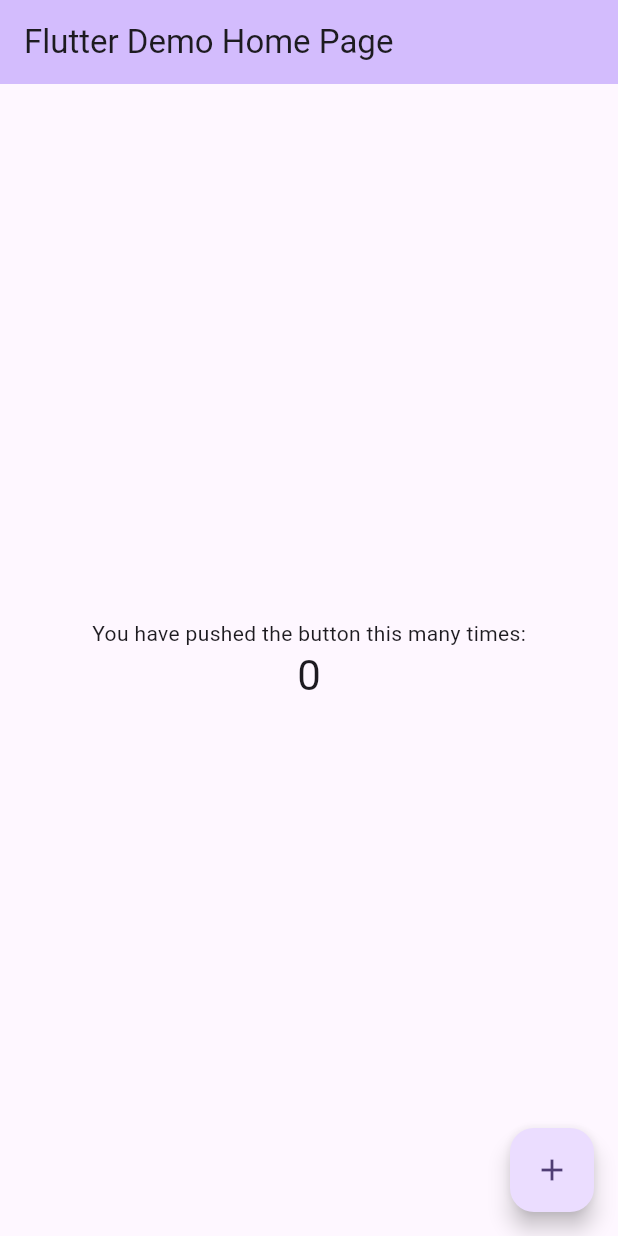
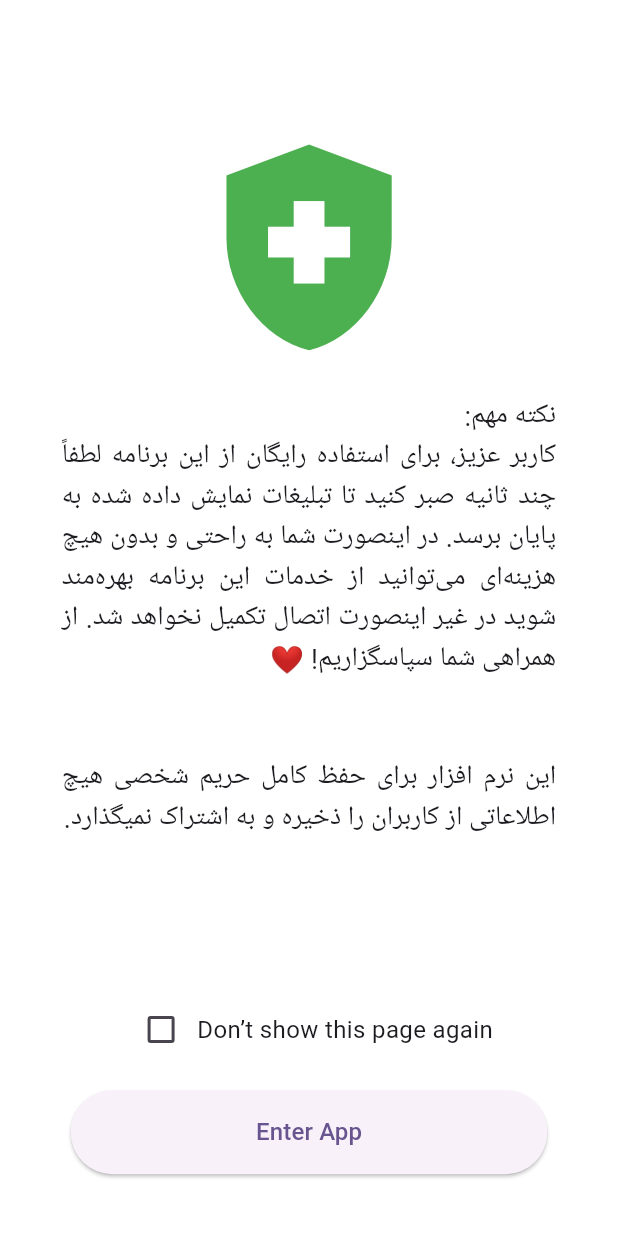
Before and after one commit to EltayVPN/my_doctor, a Flutter app: the screen it shows after launch, on a phone screen of 412 x 824 dp. Run offline on Flutter 3.47's test engine with Material 3 defaults, Android fonts, the phone set to English and light mode, and no system bars; our stand-ins replace get, shared_preferences.

Commit message:
splash done 2025-01-16

```diff
--- a/lib/main.dart
+++ b/lib/main.dart
@@ -1,4 +1,6 @@
 import 'package:flutter/material.dart';
+import 'package:get/get.dart';
+import 'package:my_doctor/screens/splash_screen.dart';
 
 void main() {
   runApp(const MyApp());
@@ -10,28 +12,14 @@
   // This widget is the root of your application.
   @override
   Widget build(BuildContext context) {
-    return MaterialApp(
-      title: 'Flutter Demo',
+    return GetMaterialApp(
+      title: 'My Doctor',
       theme: ThemeData(
-        // This is the theme of your application.
-        //
-        // TRY THIS: Try running your application with "flutter run". You'll see
-        // the application has a purple toolbar. Then, without quitting the app,
-        // try changing the seedColor in the colorScheme below to Colors.green
-        // and then invoke "hot reload" (save your changes or press the "hot
-        // reload" button in a Flutter-supported IDE, or press "r" if you used
-        // the command line to start the app).
-        //
-        // Notice that the counter didn't reset back to zero; the application
-        // state is not lost during the reload. To reset the state, use hot
-        // restart instead.
-        //
-        // This works for code too, not just values: Most code changes can be
-        // tested with just a hot reload.
         colorScheme: ColorScheme.fromSeed(seedColor: Colors.deepPurple),
         useMaterial3: true,
       ),
-      home: const MyHomePage(title: 'Flutter Demo Home Page'),
+      home: const SplashScreen(),
+      debugShowCheckedModeBanner: false, // Disable the debug banner
     );
   }
 }
@@ -42,11 +30,6 @@
   // This widget is the home page of your application. It is stateful, meaning
   // that it has a State object (defined below) that contains fields that affect
   // how it looks.
-
-  // This class is the configuration for the state. It holds the values (in this
-  // case the title) provided by the parent (in this case the App widget) and
-  // used by the build method of the State. Fields in a Widget subclass are
-  // always marked "final".
 
   final String title;
 
@@ -72,10 +55,7 @@
   Widget build(BuildContext context) {
     // This method is rerun every time setState is called, for instance as done
     // by the _incrementCounter method above.
-    //
-    // The Flutter framework has been optimized to make rerunning build methods
-    // fast, so that you can just rebuild anything that needs updating rather
-    // than having to individually change instances of widgets.
+
     return Scaffold(
       appBar: AppBar(
         // TRY THIS: Try changing the color here to a specific color (to
--- /dev/null
+++ b/lib/screens/splash_screen.dart
@@ -0,0 +1,136 @@
+import 'package:flutter/material.dart';
+import 'package:flutter/services.dart';
+import 'package:get/route_manager.dart';
+import 'package:shared_preferences/shared_preferences.dart';
+import 'home_screen.dart';
+
+class SplashScreen extends StatefulWidget {
+  const SplashScreen({super.key});
+
+  @override
+  State<SplashScreen> createState() => _SplashScreenState();
+}
+
+class _SplashScreenState extends State<SplashScreen> {
+  bool _dontShowAgain = false; // Checkbox state
+
+  @override
+  void initState() {
+    super.initState();
+    _checkPreference(); // Check saved preference on startup
+  }
+
+  Future<void> _checkPreference() async {
+    SharedPreferences prefs = await SharedPreferences.getInstance();
+    bool dontShowAgain = prefs.getBool('dontShowSplash') ?? false;
+    if (dontShowAgain) {
+      _navigateToHome(); // Automatically navigate if preference is set
+    }
+  }
+
+  Future<void> _savePreferenceAndNavigate() async {
+    if (_dontShowAgain) {
+      // Save user preference to not show the splash screen again
+      SharedPreferences prefs = await SharedPreferences.getInstance();
+      await prefs.setBool('dontShowSplash', true);
+    }
+    _navigateToHome();
+  }
+
+  void _navigateToHome() {
+    // Enable full-screen UI mode
+    SystemChrome.setEnabledSystemUIMode(SystemUiMode.edgeToEdge);
+    // Navigate to the HomeScreen
+    Get.off(() => const HomeScreen());
+  }
+
+  @override
+  Widget build(BuildContext context) {
+    final mq = MediaQuery.of(context).size; // MediaQuery for responsive design
+
+    return Scaffold(
+      backgroundColor: Colors.white,
+      body: Stack(
+        children: [
+          // Main content: Icon and text
+          Positioned(
+            left: mq.width * 0.1,
+            top: mq.height * 0.1,
+            width: mq.width * 0.8,
+            child: Column(
+              children: [
+                Icon(
+                  Icons.health_and_safety,
+                  size: mq.width * 0.4,
+                  color: Colors.green,
+                ),
+                SizedBox(height: mq.height * 0.02),
+                Text(
+                  '''
+نکته مهم:
+کاربر عزیز، برای استفاده رایگان از این برنامه لطفاً چند ثانیه صبر کنید تا تبلیغات نمایش داده شده به پایان برسد. در اینصورت شما به راحتی و بدون هیچ هزینه‌ای می‌توانید از خدمات این برنامه بهره‌مند شوید در غیر اینصورت اتصال تکمیل نخواهد شد. از همراهی شما سپاسگزاریم! ❤️
+
+
+این نرم افزار برای حفظ کامل حریم شخصی هیچ اطلاعاتی از کاربران را ذخیره و به اشتراک نمیگذارد.
+''',
+                  textAlign: TextAlign.justify,
+                  textDirection: TextDirection.rtl,
+                  style: TextStyle(
+                    fontSize: 18,
+                    color: Theme.of(context).textTheme.bodyLarge?.color,
+                  ),
+                ),
+              ],
+            ),
+          ),
+
+          // Bottom section: Checkbox and button
+          Positioned(
+            bottom: mq.height * 0.05,
+            width: mq.width,
+            child: Column(
+              children: [
+                // Checkbox to skip splash screen
+                Row(
+                  mainAxisAlignment: MainAxisAlignment.center,
+                  children: [
+                    Checkbox(
+                      value: _dontShowAgain,
+                      onChanged: (bool? value) {
+                        setState(() {
+                          _dontShowAgain = value ?? false;
+                        });
+                      },
+                    ),
+                    Text(
+                      'Don’t show this page again',
+                      style: TextStyle(
+                        fontSize: 16,
+                        color: Theme.of(context).textTheme.bodyLarge?.color,
+                      ),
+                    ),
+                  ],
+                ),
+                SizedBox(height: mq.height * 0.02),
+                // Button to navigate
+                ElevatedButton(
+                  onPressed: _savePreferenceAndNavigate,
+                  style: ElevatedButton.styleFrom(
+                    padding: EdgeInsets.symmetric(
+                      horizontal: mq.width * 0.3,
+                      vertical: mq.height * 0.02,
+                    ),
+                  ),
+                  child: const Text(
+                    'Enter App',
+                    style: TextStyle(fontSize: 16),
+                  ),
+                ),
+              ],
+            ),
+          ),
+        ],
+      ),
+    );
+  }
+}
```
Also changed, not shown: lib/screens/home_screen.dart (added, +20 -0 lines), pubspec.yaml (+4 -70 lines), pubspec.lock, 5 other files.
